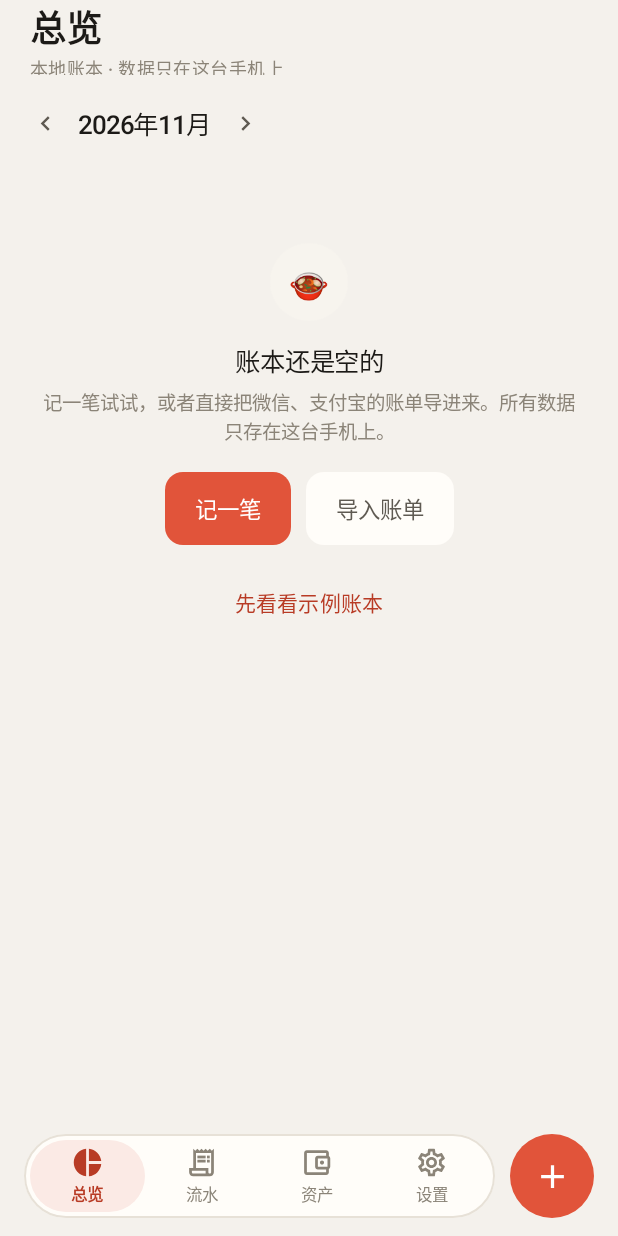
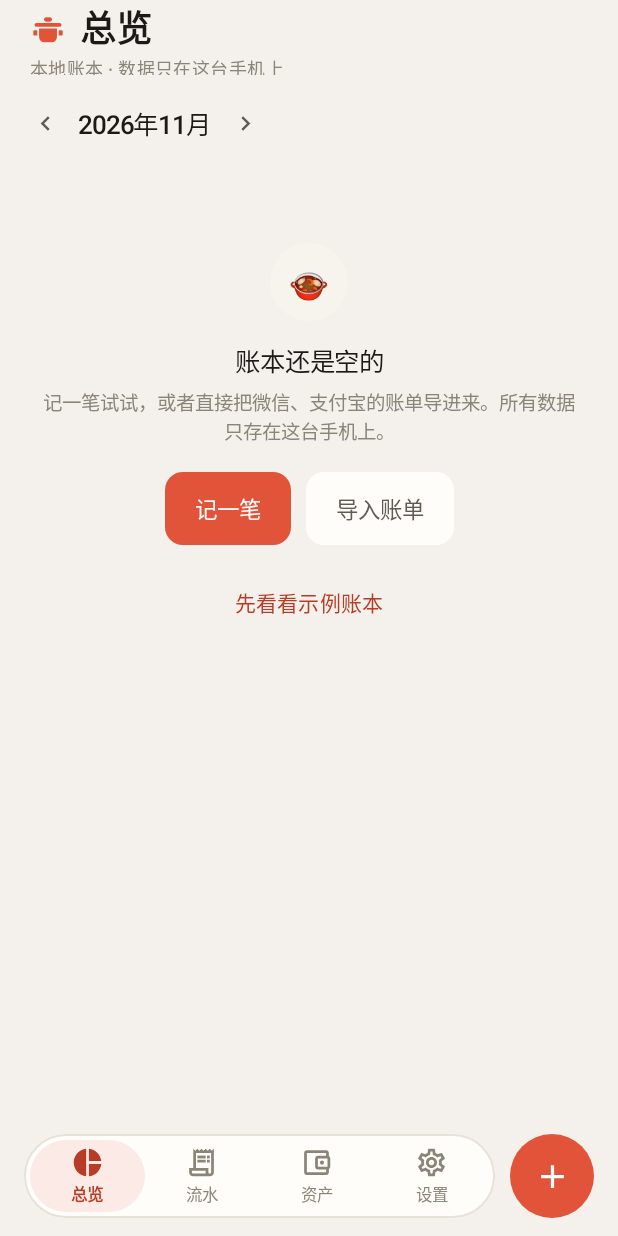
Before and after one commit to TankNee/stockpot-android, an Android app built with Jetpack Compose: the screen it shows after launch (MainActivity), on a phone screen of 412 x 824 dp. Run offline under Robolectric (Android 15) with nearby library versions, the phone set to English and light mode, and no system bars.

Commit message:
0.8.8：顶栏加锅图标，收起后往回滚能长回来，图标字体平滑缩放

```diff
--- a/app/build.gradle.kts
+++ b/app/build.gradle.kts
@@ -23,8 +23,8 @@ android {
         applicationId = "cn.neeto.stockpot"
         minSdk = 26
         targetSdk = 35
-        versionCode = 17
-        versionName = "0.8.7"
+        versionCode = 18
+        versionName = "0.8.8"
         vectorDrawables.useSupportLibrary = true
     }
 
--- a/app/src/main/java/cn/neeto/stockpot/ui/PotRoot.kt
+++ b/app/src/main/java/cn/neeto/stockpot/ui/PotRoot.kt
@@ -76,6 +76,7 @@ import androidx.compose.ui.input.nestedscroll.NestedScrollConnection
 import androidx.compose.ui.input.nestedscroll.NestedScrollSource
 import androidx.compose.ui.input.nestedscroll.nestedScroll
 import androidx.compose.ui.platform.LocalDensity
+import androidx.compose.ui.res.painterResource
 import androidx.compose.ui.text.style.TextOverflow
 import androidx.compose.ui.unit.IntOffset
 import androidx.compose.ui.text.font.FontWeight
@@ -83,6 +84,7 @@ import androidx.compose.ui.text.style.TextAlign
 import androidx.compose.ui.unit.dp
 import androidx.compose.ui.unit.sp
 import androidx.lifecycle.compose.collectAsStateWithLifecycle
+import cn.neeto.stockpot.R
 import cn.neeto.stockpot.core.data.Fmt
 import cn.neeto.stockpot.core.data.StockMath
 import cn.neeto.stockpot.core.model.Entry
@@ -224,31 +226,22 @@ fun PotRoot(
     val collapses = remember { mutableStateMapOf<String, Float>() }
     val routeNow by rememberUpdatedState(route)
     val collapsePx = with(LocalDensity.current) { HeaderCollapseDistance.toPx() }
-    // 往下滚（手指往上推）就收标题；只有列表已经到顶还在下拉时才把它放回去，
-    // 跟 iOS 的大标题一个脾气，不会滚到一半往回抠一下就弹出来。
+    // 用「列表实际滚了多少」来推标题，而不是手指位移：
+    // 往下滚就收，往上滚就放回来（两个方向都跟手），内容滚不动时也不会乱缩——
+    // 之前只在"到顶后的剩余位移"里展开，可系统的高亮/拉伸效果先把那截吃掉了，
+    // 结果收起之后再也长不回去。
     val headerScroll = remember {
         object : NestedScrollConnection {
-            override fun onPreScroll(available: Offset, source: NestedScrollSource): Offset {
-                if (available.y < 0f) {
-                    val key = routeNow
-                    val now = collapses[key] ?: 0f
-                    val next = (now - available.y / collapsePx).coerceIn(0f, 1f)
-                    if (next != now) collapses[key] = next
-                }
-                return Offset.Zero
-            }
-
             override fun onPostScroll(
                 consumed: Offset,
                 available: Offset,
                 source: NestedScrollSource,
             ): Offset {
-                if (available.y > 0f) {
+                if (consumed.y == 0f) return Offset.Zero
                 val key = routeNow
                 val now = collapses[key] ?: 0f
-                    val next = (now - available.y / collapsePx).coerceIn(0f, 1f)
+                val next = (now - consumed.y / collapsePx).coerceIn(0f, 1f)
                 if (next != now) collapses[key] = next
-                }
                 return Offset.Zero
             }
         }
@@ -732,10 +725,10 @@ private val HeaderCollapsedHeight = 34.dp
 private val HeaderCollapseDistance = 76.dp
 
 /**
- * 顶栏就是当前页面的名字，不再是固定的品牌字。
+ * 顶栏 = 一口锅 + 当前页面的名字，不再是固定的品牌字。
  *
- * 上半屏往下滚的时候标题一点点缩小、说明淡掉，腾出来的高度直接还给列表；
- * 回到列表顶部再往下拉，它又长回来。收起进度由外面的滚动回调给，这里只管画。
+ * 往下滚的时候标题和图标一起缩小、说明淡掉，腾出来的高度直接还给列表；
+ * 往上滚回去又一点点长回来。收起进度由外面的滚动回调给，这里只管画。
  * [collapse] 用 lambda 传：滚动时每秒要读几十次，只让这个组合自己重算。
  */
 @Composable
@@ -756,10 +749,17 @@ private fun PotHeader(
         Spacer(Modifier.fillMaxWidth())
         return
     }
-    val c = collapse().coerceIn(0f, 1f)
+    // 滚动给的是"这一帧手指挪了多少"，直接拿它当尺寸会一帧一跳；
+    // 套一层没有回弹的弹簧，图标和字才是平滑地长大、缩小。
+    val c by animateFloatAsState(
+        targetValue = collapse().coerceIn(0f, 1f),
+        animationSpec = spring(dampingRatio = 1f, stiffness = 520f),
+        label = "headerCollapse",
+    )
     val height = (HeaderExpandedHeight * (1f - c) + HeaderCollapsedHeight * c) * (1f - hide)
     // 24sp 到 16sp：收起来之后跟其他页面的小标题一个量级，不喧宾夺主
     val titleSize = 24f + (16f - 24f) * c
+    val markSize = (24f + (18f - 24f) * c).dp
     val noteAlpha = ((1f - c * 2f) * (1f - hide)).coerceIn(0f, 1f)
     Column(
         Modifier
@@ -770,6 +770,14 @@ private fun PotHeader(
             .padding(start = 20.dp, end = 20.dp, bottom = 8.dp),
     ) {
         Spacer(Modifier.weight(1f))
+        Row(verticalAlignment = Alignment.CenterVertically) {
+            Icon(
+                painter = painterResource(R.drawable.ic_pot),
+                contentDescription = null,
+                tint = colors.brand,
+                modifier = Modifier.size(markSize),
+            )
+            Spacer(Modifier.width((9f + (6.5f - 9f) * c).dp))
             Text(
                 text = title,
                 fontSize = titleSize.sp,
@@ -779,7 +787,9 @@ private fun PotHeader(
                 color = colors.ink,
                 maxLines = 1,
                 overflow = TextOverflow.Ellipsis,
+                modifier = Modifier.weight(1f, fill = false),
             )
+        }
         // 说明这一行跟着收起一起被压扁（同时已经淡到看不见），
         // 标题才会稳稳地往上走，而不是先跳一下再缩。
         val noteHeight = 16.dp * (1f - c)
--- /dev/null
+++ b/app/src/main/res/drawable/ic_pot.xml
@@ -0,0 +1,29 @@
+<!-- 跟启动图标同一个锅，压到 24dp 当顶栏的品牌标 -->
+<vector xmlns:android="http://schemas.android.com/apk/res/android"
+    android:width="24dp"
+    android:height="24dp"
+    android:viewportWidth="108"
+    android:viewportHeight="108"
+    android:tint="#000000">
+    <group
+        android:pivotX="54"
+        android:pivotY="58"
+        android:scaleX="1.34"
+        android:scaleY="1.34">
+        <path
+            android:fillColor="#000000"
+            android:pathData="M50,31h8a5,5 0 0,1 0,10h-8a5,5 0 0,1 0,-10z" />
+        <path
+            android:fillColor="#000000"
+            android:pathData="M28,44h52a4,4 0 0,1 0,8h-52a4,4 0 0,1 0,-8z" />
+        <path
+            android:fillColor="#000000"
+            android:pathData="M34,56h40v19a12,12 0 0,1 -12,12h-16a12,12 0 0,1 -12,-12z" />
+        <path
+            android:fillColor="#000000"
+            android:pathData="M24,60h6v12h-6a3,3 0 0,1 -3,-3v-6a3,3 0 0,1 3,-3z" />
+        <path
+            android:fillColor="#000000"
+            android:pathData="M78,60h6a3,3 0 0,1 3,3v6a3,3 0 0,1 -3,3h-6z" />
+    </group>
+</vector>
```
Also changed, not shown: 1 other file. Lines whose indentation alone changed are shown as unchanged.
